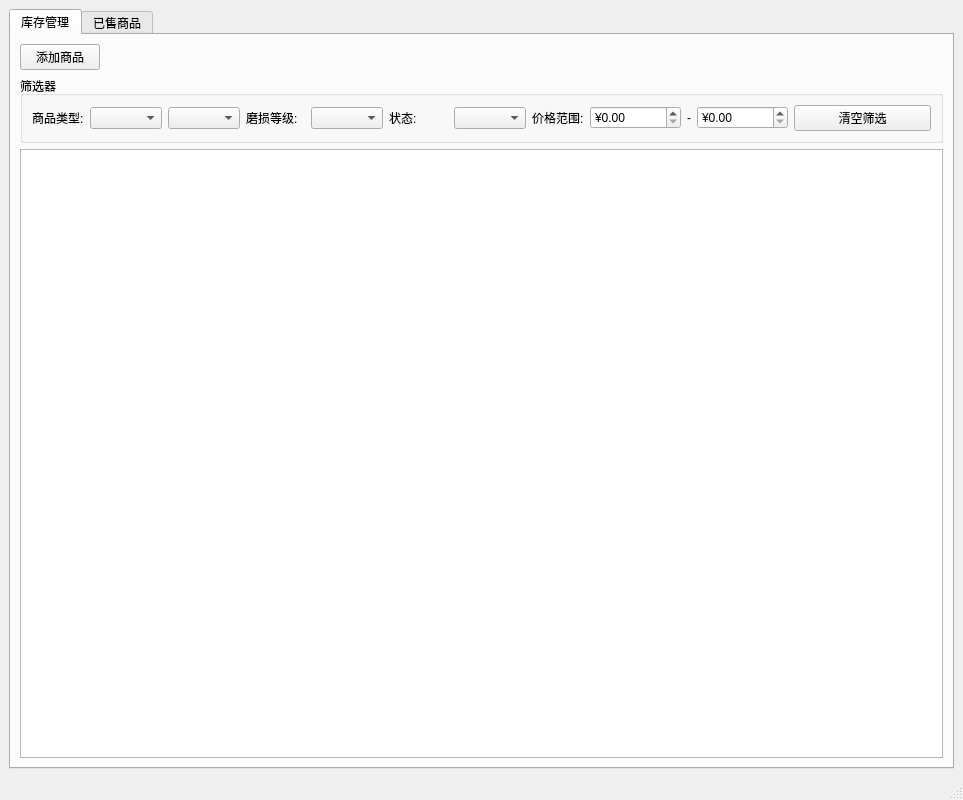
Qt form views/ui/main_window.ui (ZYitao/CS2) before a commit.
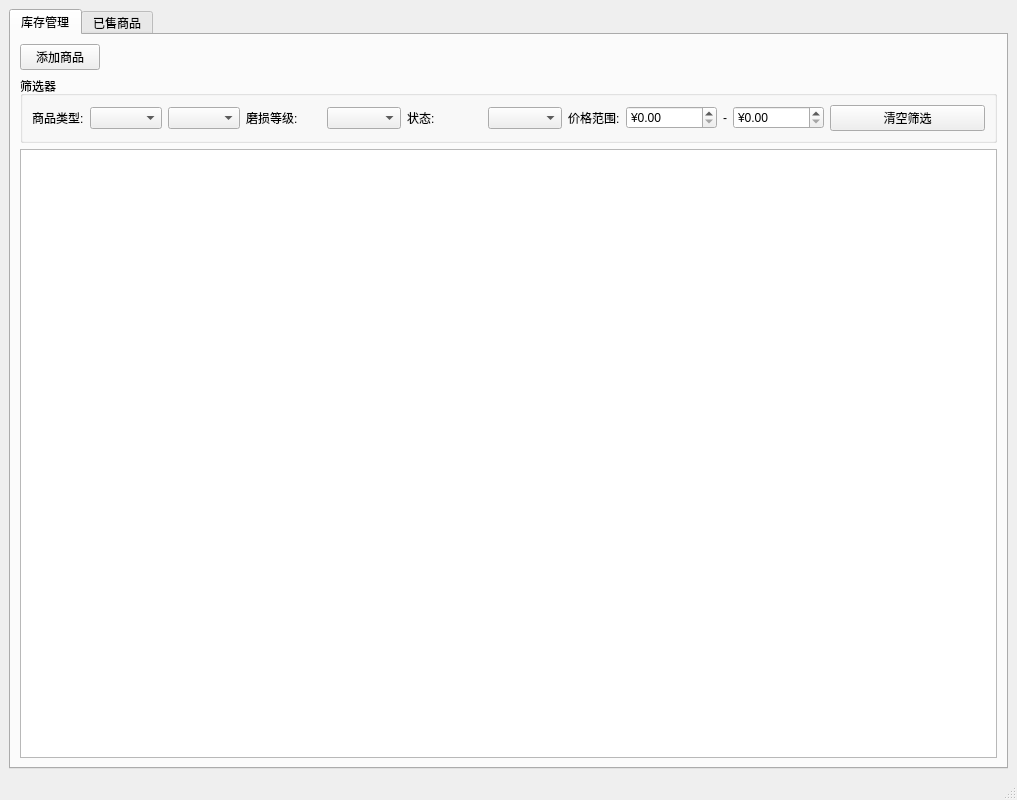
The same form after that commit.

Commit message: 在xlsx和界面显示页面添加大类和小类显示

What changed in the file:
```diff
--- a/views/ui/main_window.ui
+++ b/views/ui/main_window.ui
@@ -6,7 +6,7 @@
    <rect>
     <x>0</x>
     <y>0</y>
-    <width>963</width>
+    <width>1017</width>
     <height>800</height>
    </rect>
   </property>
```
Left out of the diff: 2 changed lines with no effect on the pictures. The commit also changes 7 other files.
